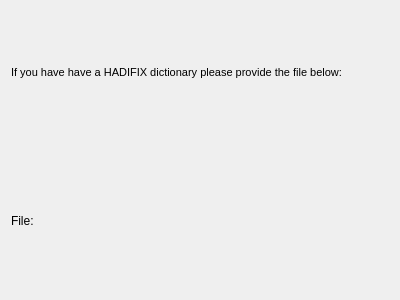
First picture: the form in simon/src/simonmodelmanagementui/ImportDict/importdictbomppage.ui, repository KDE/simon, before the edit.
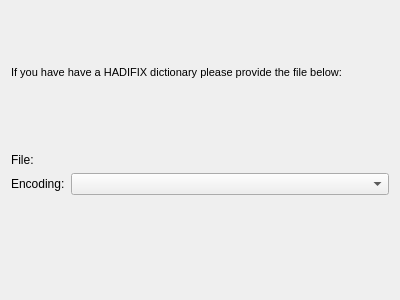
Second picture: the form after the edit. Custom widgets are drawn as their Qt base class.

```diff
--- a/simon/src/simonmodelmanagementui/ImportDict/importdictbomppage.ui
+++ b/simon/src/simonmodelmanagementui/ImportDict/importdictbomppage.ui
@@ -31,26 +31,41 @@
     </widget>
    </item>
    <item>
-    <layout class="QHBoxLayout" name="horizontalLayout" >
-     <item>
+    <layout class="QFormLayout" name="formLayout" >
+     <item row="0" column="0" >
       <widget class="QLabel" name="label" >
        <property name="text" >
         <string>File:</string>
        </property>
       </widget>
      </item>
-     <item>
+     <item row="0" column="1" >
       <widget class="KUrlRequester" name="urFile" >
        <property name="filter" >
         <string>*.txt *.txt.bz2 *.txt.gz | BOMP-Dictionaries (*.txt, *.txt.gz, *.txt.bz2)</string>
        </property>
       </widget>
      </item>
+     <item row="1" column="0" >
+      <widget class="QLabel" name="label_2" >
+       <property name="text" >
+        <string>Encoding:</string>
+       </property>
+      </widget>
+     </item>
+     <item row="1" column="1" >
+      <widget class="KComboBox" name="cbEncoding" />
+     </item>
     </layout>
    </item>
   </layout>
  </widget>
  <customwidgets>
+  <customwidget>
+   <class>KComboBox</class>
+   <extends>QComboBox</extends>
+   <header>kcombobox.h</header>
+  </customwidget>
   <customwidget>
    <class>KUrlRequester</class>
    <extends>QFrame</extends>
```
